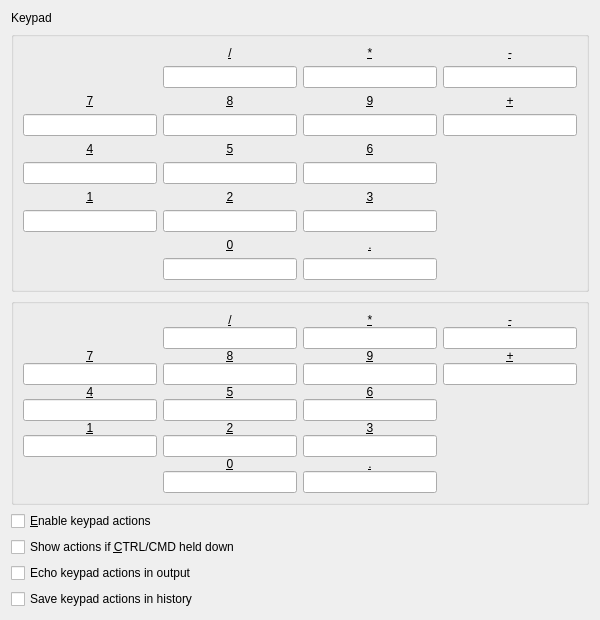
Before: the Qt Designer form smushclient-qt/cpp/ui/prefs/numpad.ui in jnbooth/smushclient, drawn with Qt 5.
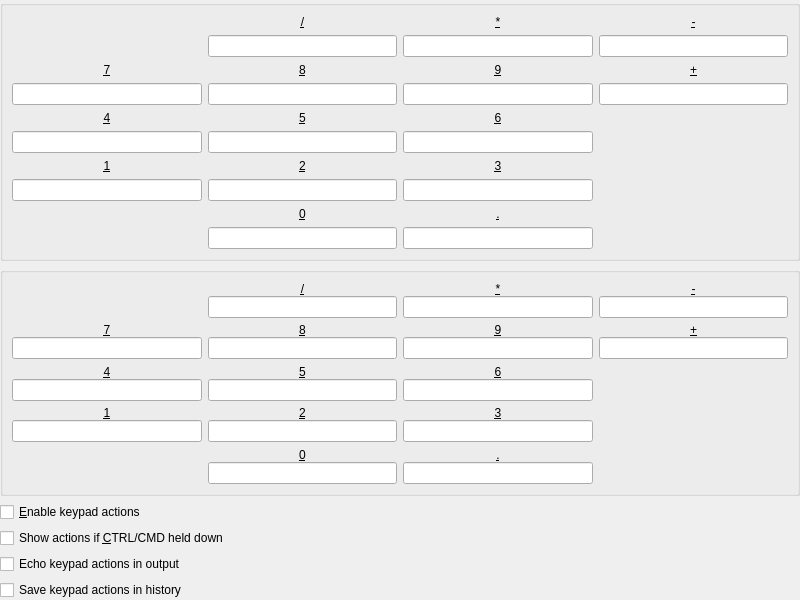
After: the same form once the commit is applied.

The edit to the form file:
```diff
--- a/smushclient-qt/cpp/ui/prefs/numpad.ui
+++ b/smushclient-qt/cpp/ui/prefs/numpad.ui
@@ -6,7 +6,7 @@
    <rect>
     <x>0</x>
     <y>0</y>
-    <width>600</width>
+    <width>800</width>
     <height>600</height>
    </rect>
   </property>
@@ -14,13 +14,18 @@
    <string>Form</string>
   </property>
   <layout class="QVBoxLayout" name="verticalLayout">
-   <item>
-    <widget class="QLabel" name="label_title">
-     <property name="text">
-      <string>Keypad</string>
-     </property>
-    </widget>
-   </item>
+   <property name="leftMargin">
+    <number>0</number>
+   </property>
+   <property name="topMargin">
+    <number>0</number>
+   </property>
+   <property name="rightMargin">
+    <number>0</number>
+   </property>
+   <property name="bottomMargin">
+    <number>0</number>
+   </property>
    <item>
     <widget class="QGroupBox" name="NumpadModGroup">
      <property name="enabled">
```
